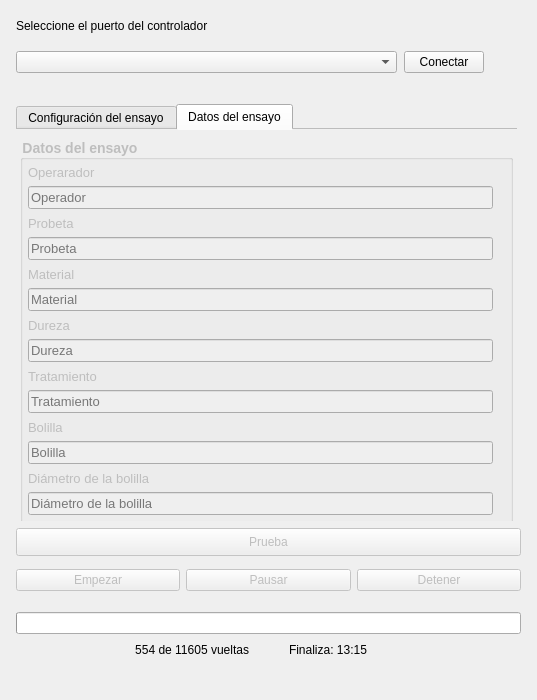
The window that views/PinOnDiskMain.ui (leandro39/PinOnDiskApp) describes before a commit, drawn with Qt 5.
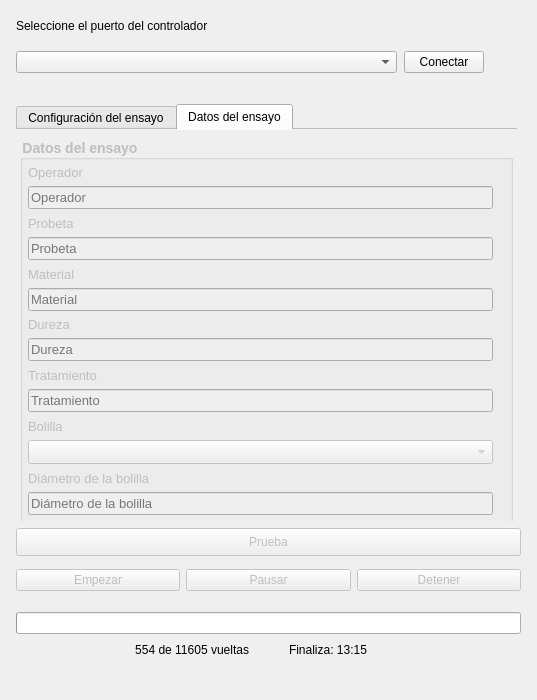
The same window after the commit. The open tabs and pages were chosen to show the change. Icons and pictures are not drawn.

Commit message: Cambio en configs.json y en ui, bolillas guardadas en config y puerto preferido

```diff
--- a/views/PinOnDiskMain.ui
+++ b/views/PinOnDiskMain.ui
@@ -692,7 +692,7 @@
            <string notr="true">font-size: 13px;</string>
           </property>
           <property name="text">
-           <string>Operarador</string>
+           <string>Operador</string>
           </property>
           <property name="alignment">
            <set>Qt::AlignLeading|Qt::AlignLeft|Qt::AlignVCenter</set>
@@ -836,17 +836,7 @@
          </widget>
         </item>
         <item>
-         <widget class="QLineEdit" name="bolillaInput">
-          <property name="styleSheet">
-           <string notr="true">font-size: 13px;</string>
-          </property>
-          <property name="text">
-           <string/>
-          </property>
-          <property name="placeholderText">
-           <string>Bolilla</string>
-          </property>
-         </widget>
+         <widget class="QComboBox" name="bolillaCombo"/>
         </item>
         <item>
          <widget class="QLabel" name="label_16">
```
Left out of the diff: 5 changed lines with no effect on the pictures. The commit also changes 3 other files.
